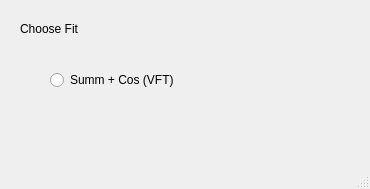
This is mainwindow.ui in salvato/MinFits as Qt 5 draws it before an edit. The edited form follows.
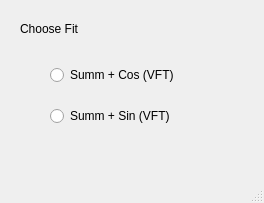
This is the edited form.

Commit message: Aggiunta la funzione SummSin

The edit to the form file:
```diff
--- a/mainwindow.ui
+++ b/mainwindow.ui
@@ -6,8 +6,8 @@
    <rect>
     <x>0</x>
     <y>0</y>
-    <width>370</width>
-    <height>189</height>
+    <width>264</width>
+    <height>203</height>
    </rect>
   </property>
   <property name="windowTitle">
@@ -20,7 +20,7 @@
       <x>20</x>
       <y>50</y>
       <width>221</width>
-      <height>61</height>
+      <height>91</height>
      </rect>
     </property>
     <layout class="QVBoxLayout" name="verticalLayout">
@@ -34,6 +34,13 @@
        </property>
       </widget>
      </item>
+     <item>
+      <widget class="QRadioButton" name="SummSin">
+       <property name="text">
+        <string>Summ + Sin (VFT)</string>
+       </property>
+      </widget>
+     </item>
     </layout>
    </widget>
    <widget class="QLabel" name="label">
```
Left out of the diff: 2 changed lines with no effect on the pictures. The commit also changes 13 other files.
